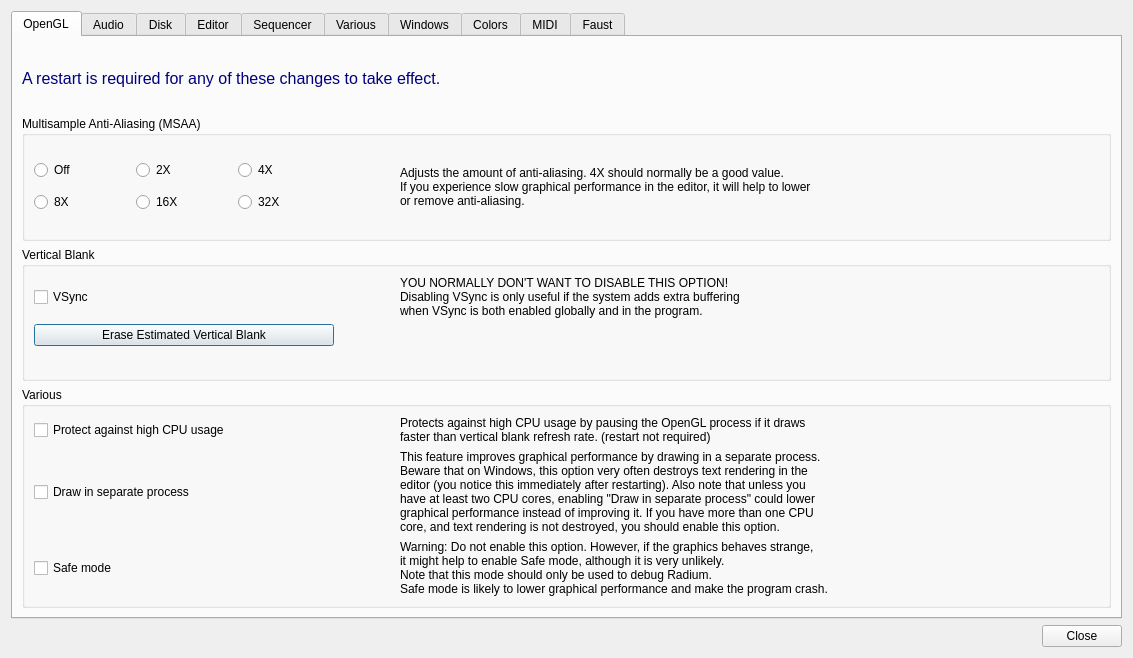
First picture: the form in Qt/qt4_preferences.ui, repository kmatheussen/radium, before the edit.
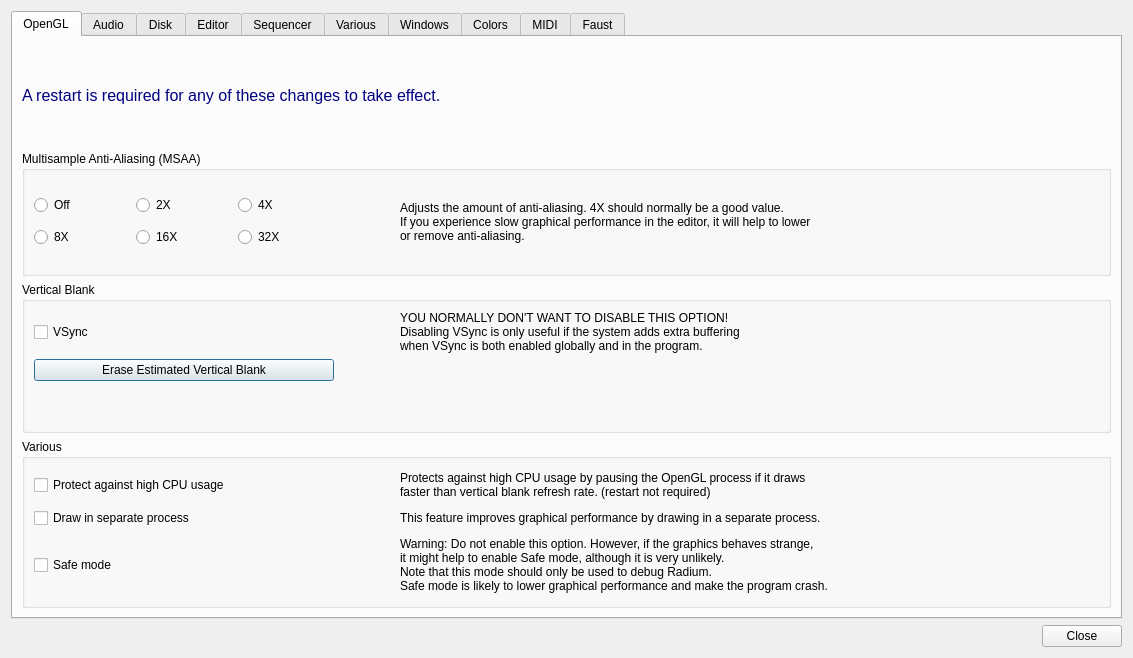
Second picture: the form after the edit. The open tabs and pages were chosen to show the change.

Commit message: Enable draw_in_separate_process if it had been excplicitly disabled in a version where it didn"t always work very well

Patch:
```diff
--- a/Qt/qt4_preferences.ui
+++ b/Qt/qt4_preferences.ui
@@ -415,7 +415,7 @@
           <item row="1" column="3">
            <widget class="QLabel" name="label_10">
             <property name="text">
-             <string>&lt;html&gt;&lt;head/&gt;&lt;body&gt;&lt;p&gt;&lt;span style=&quot; color:#000000;&quot;&gt;This feature improves graphical performance by drawing in a separate process.&lt;br&gt;Beware that on Windows, this option very often destroys text rendering in the&lt;br&gt;editor (you notice this immediately after restarting). Also note that unless you&lt;br&gt; have at least two CPU cores, enabling &amp;quot;Draw in separate process&amp;quot; could lower&lt;br&gt; graphical performance instead of improving it. If you have more than one CPU&lt;br&gt;core, and text rendering is not destroyed, you should enable this option.&lt;/span&gt;&lt;/p&gt;&lt;/body&gt;&lt;/html&gt;</string>
+             <string>&lt;html&gt;&lt;head/&gt;&lt;body&gt;&lt;p&gt;&lt;span style=&quot; color:#000000;&quot;&gt;This feature improves graphical performance by drawing in a separate process.&lt;/span&gt;&lt;/p&gt;&lt;/body&gt;&lt;/html&gt;</string>
             </property>
            </widget>
           </item>
```
Left out of the diff: 4 changed lines with no effect on the pictures. The commit also changes 7 other files.
